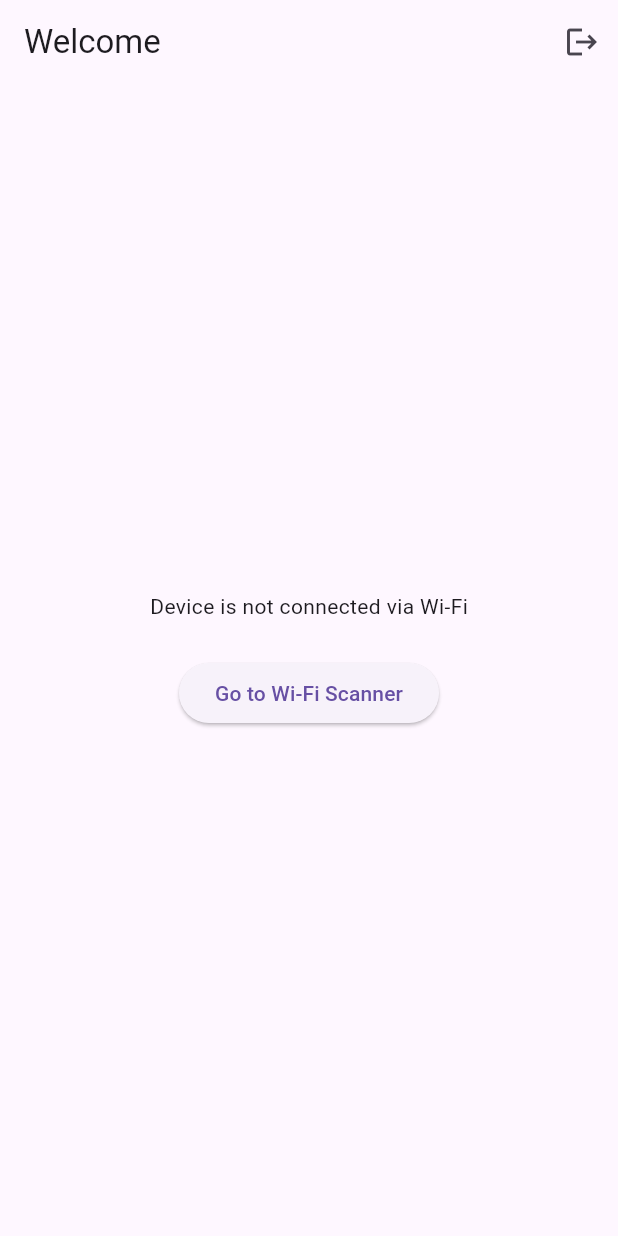
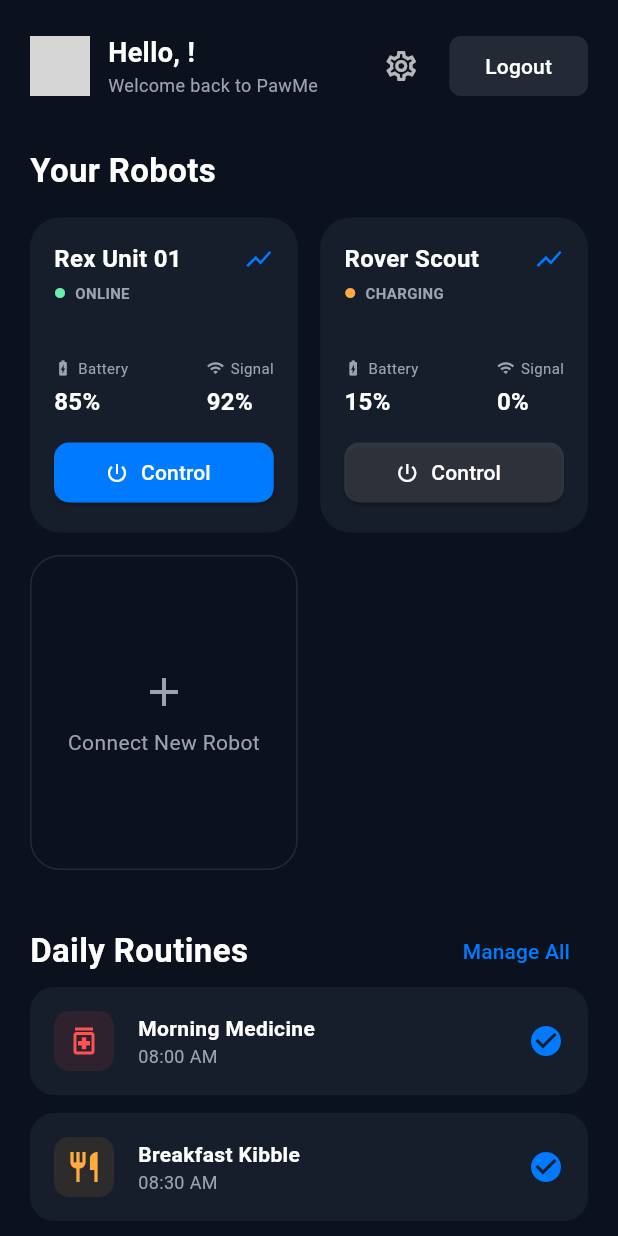
Before and after one commit to axarrobotics/pawme_mobile, a Flutter app: the HomePage screen opened directly with empty values, on a phone screen of 412 x 824 dp. Run offline on Flutter 3.47's test engine with Material 3 defaults, Android fonts, the phone set to English and light mode, and no system bars; our stand-ins replace firebase_auth, firebase_core, firebase_database, google_sign_in, permission_handler, webview_flutter; missing offline and left inert: wifi_iot, wifi_scan; accounts and stored records are empty; network calls fail; grey boxes are pictures that could not be loaded.

Commit message:
home_page changed

```diff
--- a/lib/home_page.dart
+++ b/lib/home_page.dart
@@ -1,11 +1,10 @@
 import 'package:flutter/material.dart';
 import 'package:firebase_auth/firebase_auth.dart';
 import 'package:google_sign_in/google_sign_in.dart';
-import 'package:connectivity_plus/connectivity_plus.dart';
-import 'package:network_info_plus/network_info_plus.dart';
-import 'wifi_guide_page.dart';
+import 'dart:async';
 import 'sign_in_page.dart';
 import 'robot_control_page.dart';
+import 'wifi_guide_page.dart'; // Added this import
 
 final GoogleSignIn _googleSignIn = GoogleSignIn();
 
@@ -18,106 +17,229 @@ class HomePage extends StatefulWidget {
 }
 
 class _HomePageState extends State<HomePage> {
-  bool _connectedToRobot = false;
-  String _currentSSID = "";
-  final TextEditingController _ipController =
-  TextEditingController(text: 'http://192.168.4.1'); // Default IP
-
-  @override
-  void initState() {
-    super.initState();
-    _checkWifiConnection();
-  }
-
-  Future<void> _checkWifiConnection() async {
-    var connectivityResult = await Connectivity().checkConnectivity();
-    if (connectivityResult == ConnectivityResult.wifi) {
-      final info = NetworkInfo();
-      String? ssid = await info.getWifiName();
-      setState(() {
-        _currentSSID = ssid ?? "";
-        _connectedToRobot = ssid == "ESP-CAM_MJPEG_9073F862F8B8"; // Replace with your robot's SSID
-      });
-    } else {
-      setState(() {
-        _connectedToRobot = false;
-        _currentSSID = "";
-      });
-    }
-  }
+  // --- Updated Theme Colors ---
+  static const Color _backgroundColor = Color(0xFF0B121E);
+  static const Color _cardColor = Color(0xFF161D2B);
+  static const Color _accentBlue = Color(0xFF007BFF);
+  static const Color _textSecondary = Color(0xFF9CA3AF);
 
   @override
   Widget build(BuildContext context) {
     return Scaffold(
-      appBar: AppBar(
-        title: const Text('Welcome'),
-        actions: [
-          IconButton(
-            icon: const Icon(Icons.logout),
-            onPressed: () async {
-              await FirebaseAuth.instance.signOut();
-              await _googleSignIn.signOut();
-              Navigator.of(context).pushReplacement(
-                MaterialPageRoute(builder: (context) => SignInPage()),
-              );
-            },
+      backgroundColor: _backgroundColor,
+      body: SafeArea(
+        child: SingleChildScrollView(
+          padding: const EdgeInsets.symmetric(horizontal: 20.0),
+          child: Column(
+            crossAxisAlignment: CrossAxisAlignment.start,
+            children: [
+              const SizedBox(height: 20),
+
+              // 1. Header
+              Row(
+                mainAxisAlignment: MainAxisAlignment.spaceBetween,
+                children: [
+                  Row(
+                    children: [
+                      CircleAvatar(
+                        radius: 20,
+                        backgroundImage: NetworkImage(widget.user.photoURL ?? ''),
+                        backgroundColor: Colors.grey[800],
+                      ),
+                      const SizedBox(width: 12),
+                      Column(
+                        crossAxisAlignment: CrossAxisAlignment.start,
+                        children: [
+                          Text(
+                            'Hello, ${widget.user.displayName?.split(" ").first ?? 'User'}!',
+                            style: const TextStyle(color: Colors.white, fontSize: 18, fontWeight: FontWeight.bold),
+                          ),
+                          const Text('Welcome back to PawMe', style: TextStyle(color: _textSecondary, fontSize: 12)),
+                        ],
+                      ),
+                    ],
+                  ),
+                  Row(
+                    children: [
+                      IconButton(
+                        icon: const Icon(Icons.settings_outlined, color: Colors.white70),
+                        onPressed: () {},
+                      ),
+                      const SizedBox(width: 8),
+                      ElevatedButton(
+                        onPressed: () async {
+                          await FirebaseAuth.instance.signOut();
+                          await _googleSignIn.signOut();
+                          if (mounted) Navigator.pushReplacement(context, MaterialPageRoute(builder: (_) => const SignInPage()));
+                        },
+                        style: ElevatedButton.styleFrom(
+                          backgroundColor: Colors.white10,
+                          foregroundColor: Colors.white,
+                          elevation: 0,
+                          shape: RoundedRectangleBorder(borderRadius: BorderRadius.circular(8)),
+                        ),
+                        child: const Text('Logout'),
+                      ),
+                    ],
+                  )
+                ],
+              ),
+
+              const SizedBox(height: 30),
+              const Text('Your Robots', style: TextStyle(color: Colors.white, fontSize: 22, fontWeight: FontWeight.bold)),
+              const SizedBox(height: 16),
+
+              // 2. Grid (Contains the "Connect New Robot" card)
+              GridView.count(
+                shrinkWrap: true,
+                physics: const NeverScrollableScrollPhysics(),
+                crossAxisCount: 2,
+                crossAxisSpacing: 15,
+                mainAxisSpacing: 15,
+                childAspectRatio: 0.85,
+                children: [
+                  _buildRobotCard('Rex Unit 01', '85%', '92%', true),
+                  _buildRobotCard('Rover Scout', '15%', '0%', false, status: 'CHARGING'),
+                  _buildAddRobotCard(), // The trigger for WifiGuidePage
+                ],
+              ),
+
+              const SizedBox(height: 30),
+              Row(
+                mainAxisAlignment: MainAxisAlignment.spaceBetween,
+                children: [
+                  const Text('Daily Routines', style: TextStyle(color: Colors.white, fontSize: 22, fontWeight: FontWeight.bold)),
+                  TextButton(onPressed: () {}, child: const Text('Manage All', style: TextStyle(color: _accentBlue))),
+                ],
+              ),
+
+              _buildRoutineItem(Icons.medication_outlined, Colors.redAccent, 'Morning Medicine', '08:00 AM', true),
+              _buildRoutineItem(Icons.restaurant_outlined, Colors.orangeAccent, 'Breakfast Kibble', '08:30 AM', true),
+              _buildRoutineItem(Icons.directions_walk_outlined, Colors.greenAccent, 'Park Walk', '05:00 PM', false),
+
+              const SizedBox(height: 30),
+            ],
+          ),
+        ),
+      ),
+    );
+  }
+
+  Widget _buildRobotCard(String name, String battery, String signal, bool isOnline, {String status = 'ONLINE'}) {
+    return Container(
+      padding: const EdgeInsets.all(16),
+      decoration: BoxDecoration(color: _cardColor, borderRadius: BorderRadius.circular(20)),
+      child: Column(
+        crossAxisAlignment: CrossAxisAlignment.start,
+        children: [
+          Row(
+            mainAxisAlignment: MainAxisAlignment.spaceBetween,
+            children: [
+              Expanded(child: Text(name, style: const TextStyle(color: Colors.white, fontWeight: FontWeight.bold, fontSize: 16), overflow: TextOverflow.ellipsis)),
+              const Icon(Icons.show_chart, color: _accentBlue, size: 20),
+            ],
+          ),
+          const SizedBox(height: 4),
+          Row(
+            children: [
+              Icon(Icons.circle, color: isOnline ? Colors.greenAccent : Colors.orangeAccent, size: 8),
+              const SizedBox(width: 6),
+              Text(status, style: const TextStyle(color: _textSecondary, fontSize: 10, fontWeight: FontWeight.bold)),
+            ],
+          ),
+          const Spacer(),
+          Row(
+            mainAxisAlignment: MainAxisAlignment.spaceBetween,
+            children: [
+              _buildMetric('Battery', battery, Icons.battery_charging_full),
+              _buildMetric('Signal', signal, Icons.wifi),
+            ],
+          ),
+          const SizedBox(height: 12),
+          SizedBox(
+            width: double.infinity,
+            child: ElevatedButton.icon(
+              onPressed: () => Navigator.push(context, MaterialPageRoute(builder: (_) => const RobotControlPage(robotUrl: ''))),
+              icon: const Icon(Icons.power_settings_new, size: 16),
+              label: const Text('Control'),
+              style: ElevatedButton.styleFrom(
+                backgroundColor: isOnline ? _accentBlue : Colors.white12,
+                foregroundColor: Colors.white,
+                shape: RoundedRectangleBorder(borderRadius: BorderRadius.circular(10)),
+              ),
+            ),
           ),
         ],
       ),
-      body: Center(
-        child: _connectedToRobot
-            ? Column(
+    );
+  }
+
+  Widget _buildMetric(String label, String value, IconData icon) {
+    return Column(
+      crossAxisAlignment: CrossAxisAlignment.start,
+      children: [
+        Row(children: [Icon(icon, size: 12, color: _textSecondary), const SizedBox(width: 4), Text(label, style: const TextStyle(color: _textSecondary, fontSize: 10))]),
+        const SizedBox(height: 4),
+        Text(value, style: const TextStyle(color: Colors.white, fontSize: 16, fontWeight: FontWeight.bold)),
+      ],
+    );
+  }
+
+  // --- Fixed Add Robot Card with Navigation Logic ---
+  Widget _buildAddRobotCard() {
+    return InkWell(
+      onTap: () {
+        Navigator.push(
+          context,
+          MaterialPageRoute(
+            builder: (context) => const WifiGuidePage(robotSSID: 'ROBOT_AP'),
+          ),
+        );
+      },
+      borderRadius: BorderRadius.circular(20),
+      child: Container(
+        decoration: BoxDecoration(
+          color: Colors.transparent,
+          borderRadius: BorderRadius.circular(20),
+          border: Border.all(color: Colors.white10, style: BorderStyle.solid),
+        ),
+        child: const Column(
           mainAxisAlignment: MainAxisAlignment.center,
           children: [
-            Text('Connected to Robot Wi-Fi ($_currentSSID)'),
-            const SizedBox(height: 20),
-            Padding(
-              padding: const EdgeInsets.symmetric(horizontal: 24.0),
-              child: TextField(
-                controller: _ipController,
-                decoration: const InputDecoration(
-                  labelText: 'Robot Control IP',
-                  hintText: 'http://192.168.4.1',
-                  border: OutlineInputBorder(),
-                ),
-              ),
-            ),
-            const SizedBox(height: 16),
-            ElevatedButton(
-              child: const Text('Go to Control Panel'),
-              onPressed: () {
-                String ip = _ipController.text.trim();
-                if (ip.isNotEmpty) {
-                  Navigator.of(context).push(
-                    MaterialPageRoute(
-                      builder: (_) => RobotControlPage(robotUrl: ip),
-                    ),
-                  );
-                } else {
-                  ScaffoldMessenger.of(context).showSnackBar(
-                    const SnackBar(content: Text('Enter a valid IP!')),
-                  );
-                }
-              },
-            ),
-          ],
-        )
-            : Column(
-          mainAxisAlignment: MainAxisAlignment.center,
-          children: [
-            Text(_currentSSID.isEmpty
-                ? 'Device is not connected via Wi-Fi'
-                : 'Device is connected to $_currentSSID'),
-            const SizedBox(height: 24),
-            ElevatedButton(
-              child: const Text('Go to Wi-Fi Scanner'),
-              onPressed: () => Navigator.of(context).push(
-                MaterialPageRoute(builder: (_) => const WifiGuidePage()),
-              ),
-            ),
+            Icon(Icons.add, color: _textSecondary, size: 32),
+            SizedBox(height: 8),
+            Text('Connect New Robot', style: TextStyle(color: _textSecondary, fontSize: 14)),
           ],
         ),
       ),
     );
   }
+
+  Widget _buildRoutineItem(IconData icon, Color iconBg, String title, String time, bool isDone) {
+    return Container(
+      margin: const EdgeInsets.only(bottom: 12),
+      padding: const EdgeInsets.all(16),
+      decoration: BoxDecoration(color: _cardColor, borderRadius: BorderRadius.circular(16)),
+      child: Row(
+        children: [
+          Container(
+            padding: const EdgeInsets.all(8),
+            decoration: BoxDecoration(color: iconBg.withOpacity(0.1), borderRadius: BorderRadius.circular(10)),
+            child: Icon(icon, color: iconBg),
+          ),
+          const SizedBox(width: 16),
+          Expanded(
+            child: Column(
+              crossAxisAlignment: CrossAxisAlignment.start,
+              children: [
+                Text(title, style: const TextStyle(color: Colors.white, fontWeight: FontWeight.bold)),
+                Text(time, style: const TextStyle(color: _textSecondary, fontSize: 12)),
+              ],
+            ),
+          ),
+          Icon(isDone ? Icons.check_circle : Icons.radio_button_unchecked, color: isDone ? _accentBlue : _textSecondary),
+        ],
+      ),
+    );
+  }
 }
```
